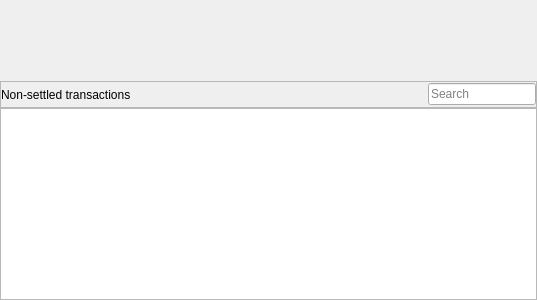
First picture: the form in BlockSettleUILib/PortfolioWidget.ui, repository BlockSettle/terminal, before the edit.
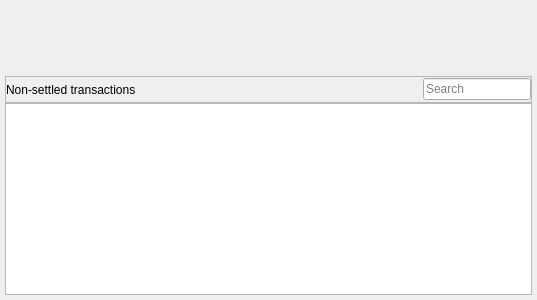
Second picture: the form after the edit. Custom widgets are drawn as their Qt base class.

The edit to the form file:
```diff
--- a/BlockSettleUILib/PortfolioWidget.ui
+++ b/BlockSettleUILib/PortfolioWidget.ui
@@ -18,16 +18,16 @@
     <number>5</number>
    </property>
    <property name="leftMargin">
-    <number>0</number>
+    <number>5</number>
    </property>
    <property name="topMargin">
-    <number>0</number>
+    <number>5</number>
    </property>
    <property name="rightMargin">
-    <number>0</number>
+    <number>5</number>
    </property>
    <property name="bottomMargin">
-    <number>0</number>
+    <number>5</number>
    </property>
    <item>
     <widget class="QFrame" name="frame_3">
```
